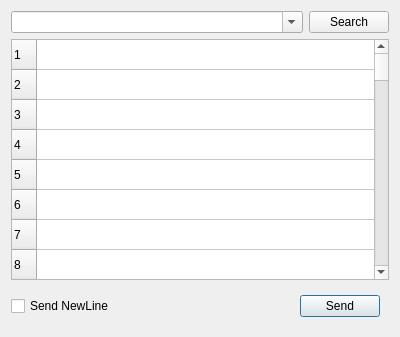
cdesjardins/ComBomb, file ComBombGui/fileclipboarddialog.ui: the form before one commit.
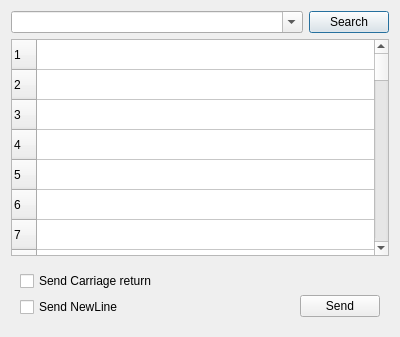
The form after the commit. Custom widgets are drawn as their Qt base class.

Commit message: Add ability to do crlf from file clipboard

```diff
--- a/ComBombGui/fileclipboarddialog.ui
+++ b/ComBombGui/fileclipboarddialog.ui
@@ -14,25 +14,6 @@
    <string>File Clipboard</string>
   </property>
   <layout class="QGridLayout" name="gridLayout">
-   <item row="2" column="1" alignment="Qt::AlignRight">
-    <widget class="QFrame" name="frame">
-     <property name="frameShape">
-      <enum>QFrame::NoFrame</enum>
-     </property>
-     <property name="frameShadow">
-      <enum>QFrame::Raised</enum>
-     </property>
-     <layout class="QHBoxLayout" name="horizontalLayout">
-      <item alignment="Qt::AlignRight">
-       <widget class="QPushButton" name="sendButton">
-        <property name="text">
-         <string>Send</string>
-        </property>
-       </widget>
-      </item>
-     </layout>
-    </widget>
-   </item>
    <item row="1" column="0" colspan="2">
     <widget class="QTableWidget" name="fileClipboardTable">
      <property name="editTriggers">
@@ -318,13 +299,6 @@
      <column/>
     </widget>
    </item>
-   <item row="2" column="0">
-    <widget class="QCheckBox" name="newLineCheckBox">
-     <property name="text">
-      <string>Send NewLine</string>
-     </property>
-    </widget>
-   </item>
    <item row="0" column="0" colspan="2">
     <layout class="QGridLayout" name="gridLayout_2" columnstretch="2,0">
      <property name="sizeConstraint">
@@ -346,6 +320,63 @@
      </item>
     </layout>
    </item>
+   <item row="4" column="1" alignment="Qt::AlignRight">
+    <widget class="QFrame" name="frame">
+     <property name="frameShape">
+      <enum>QFrame::NoFrame</enum>
+     </property>
+     <property name="frameShadow">
+      <enum>QFrame::Raised</enum>
+     </property>
+     <layout class="QHBoxLayout" name="horizontalLayout">
+      <item alignment="Qt::AlignRight">
+       <widget class="QPushButton" name="sendButton">
+        <property name="text">
+         <string>Send</string>
+        </property>
+       </widget>
+      </item>
+     </layout>
+    </widget>
+   </item>
+   <item row="3" column="0" rowspan="2">
+    <widget class="QFrame" name="crlfFrame">
+     <property name="sizePolicy">
+      <sizepolicy hsizetype="Preferred" vsizetype="Preferred">
+       <horstretch>0</horstretch>
+       <verstretch>0</verstretch>
+      </sizepolicy>
+     </property>
+     <property name="frameShape">
+      <enum>QFrame::NoFrame</enum>
+     </property>
+     <property name="frameShadow">
+      <enum>QFrame::Raised</enum>
+     </property>
+     <layout class="QVBoxLayout" name="verticalLayout">
+      <item>
+       <widget class="QCheckBox" name="returnCheckBox">
+        <property name="sizePolicy">
+         <sizepolicy hsizetype="Minimum" vsizetype="Fixed">
+          <horstretch>0</horstretch>
+          <verstretch>0</verstretch>
+         </sizepolicy>
+        </property>
+        <property name="text">
+         <string>Send Carriage return</string>
+        </property>
+       </widget>
+      </item>
+      <item>
+       <widget class="QCheckBox" name="newLineCheckBox">
+        <property name="text">
+         <string>Send NewLine</string>
+        </property>
+       </widget>
+      </item>
+     </layout>
+    </widget>
+   </item>
   </layout>
  </widget>
  <customwidgets>
```
The commit also changes 3 other files.
